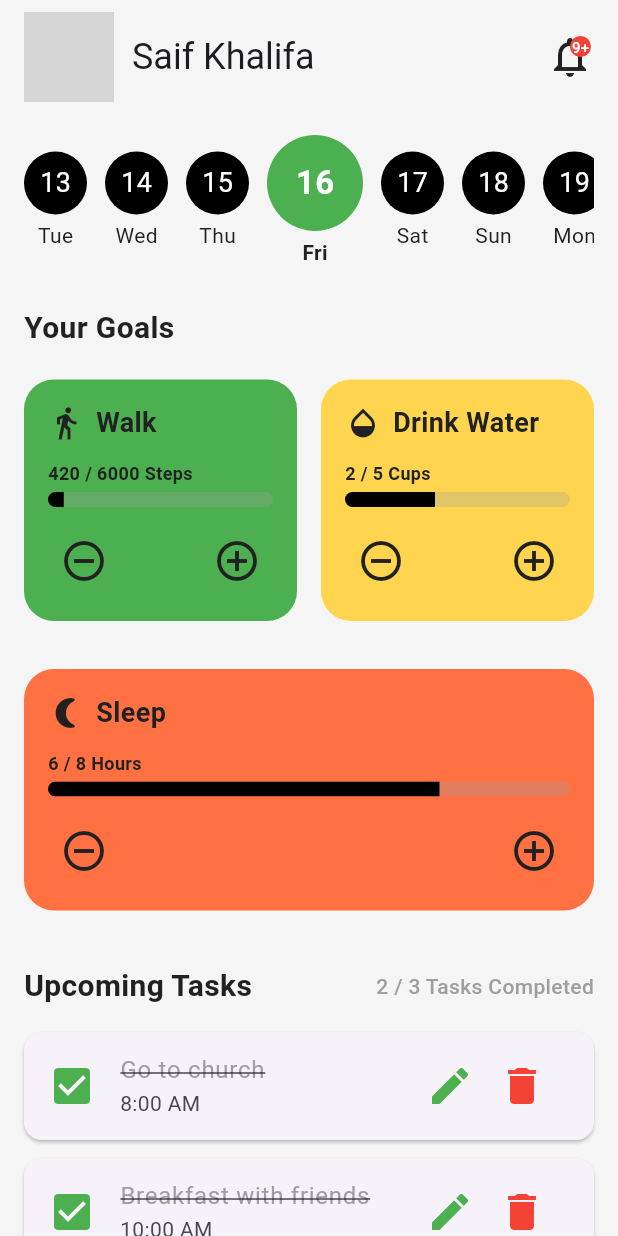
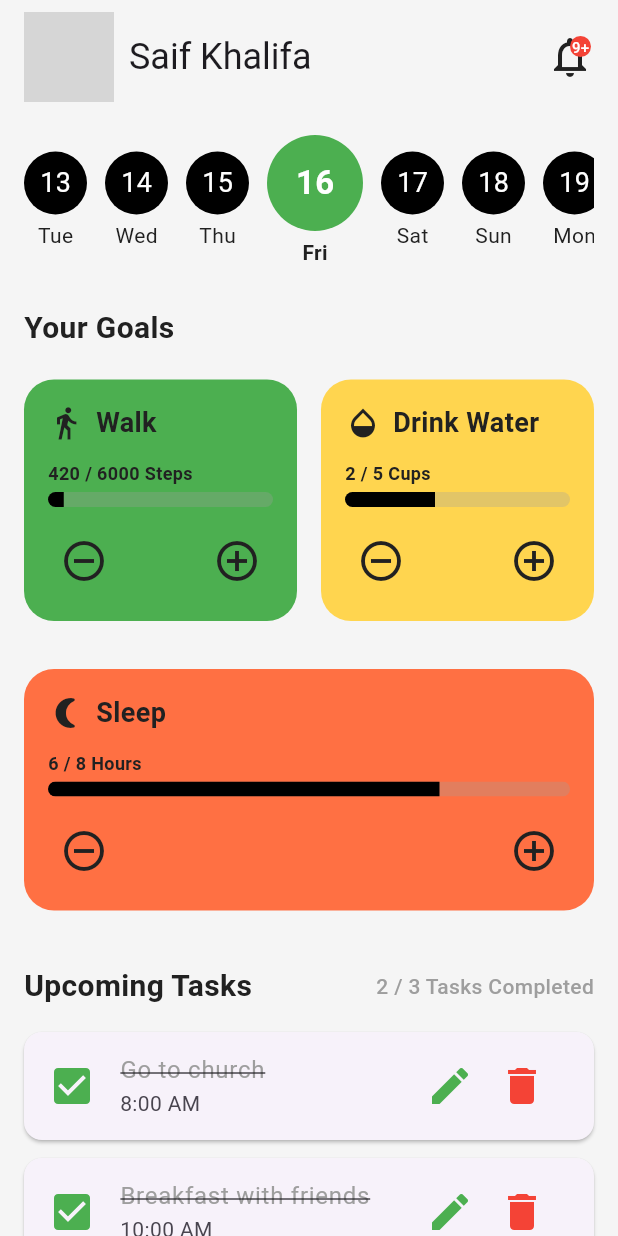
Before and after one commit to MomenRaddad/Mealy_App, a Flutter app: the HomeScreen screen opened directly, on a phone screen of 412 x 824 dp. Run offline on Flutter 3.47's test engine with Material 3 defaults, Android fonts, the phone set to English and light mode, and no system bars; our stand-ins replace cached_network_image, cloud_firestore, firebase_core, firebase_storage, fl_chart, image_picker and 1 more; accounts and stored records are empty; network calls fail; grey boxes are pictures that could not be loaded.

Commit message:
feat: update UI components in HomeScreen, DateSelector, GoalCard, and HeaderSection to use responsive sizing

```diff
--- a/lib/view/screens/user_screens/home/date_selector.dart
+++ b/lib/view/screens/user_screens/home/date_selector.dart
@@ -1,6 +1,7 @@
 import 'package:flutter/material.dart';
 import 'package:intl/intl.dart';
 import 'package:meal_app/core/colors.dart';
+import 'package:meal_app/utils/size_extensions.dart';
 
 class DateSelector extends StatefulWidget {
   const DateSelector({super.key});
@@ -31,11 +32,11 @@ class _DateSelectorState extends State<DateSelector> {
   @override
   Widget build(BuildContext context) {
     return SizedBox(
-      height: 100,
+      height: context.hp(100),
       child: ListView.builder(
         scrollDirection: Axis.horizontal,
         itemCount: next7Days.length,
-        padding: const EdgeInsets.only(right: 6), // 👈 right-only for peek
+        padding: EdgeInsets.only(right: context.wp(6)), // 👈 right-only for peek
         itemBuilder: (context, index) {
           final date = next7Days[index];
           final isSelected = index == selectedIndex;
@@ -46,20 +47,20 @@ class _DateSelectorState extends State<DateSelector> {
             child: Container(
               margin: EdgeInsets.only(
                 left: index == 0 ? 0 : 6,
-                right: 6,
+                right: context.wp(6),
               ),
               child: Column(
                 mainAxisAlignment: MainAxisAlignment.center,
                 children: [
                   Container(
-                    width: isSelected ? 64 : 42,
-                    height: isSelected ? 64 : 42,
+                    width: isSelected ? context.wp(64) : context.wp(42),
+                    height: isSelected ? context.hp(64) : context.hp(42),
                     decoration: BoxDecoration(
                       color: isSelected ? AppColors.primary : Colors.black,
                       shape: BoxShape.circle,
                       border: Border.all(
                         color: _isToday(date) && !isSelected ? AppColors.primary : Colors.transparent,
-                        width: 6,
+                        width: context.wp(6),
                       ),
                     ),
 
@@ -73,7 +74,7 @@ class _DateSelectorState extends State<DateSelector> {
                       ),
                     ),
                   ),
-                  const SizedBox(height: 4),
+                  SizedBox(height: context.hp(4)),
                   Text(
                     DateFormat('E').format(date),
                     style: TextStyle(
--- a/lib/view/screens/user_screens/home/goal_card.dart
+++ b/lib/view/screens/user_screens/home/goal_card.dart
@@ -1,4 +1,5 @@
 import 'package:flutter/material.dart';
+import 'package:meal_app/utils/size_extensions.dart';
 import 'package:meal_app/view/screens/user_screens/home/dialogs/edit_goal_dialog.dart';
 import '../../../../core/colors.dart';
 
@@ -70,7 +71,7 @@ class _GoalCardState extends State<GoalCard> {
             Row(
               children: [
                 Icon(widget.icon, color: AppColors.textPrimary, size: 24),
-                const SizedBox(width: 8),
+                SizedBox(width: context.wp(8)),
                 Text(
                   widget.title,
                   style: const TextStyle(
@@ -81,7 +82,7 @@ class _GoalCardState extends State<GoalCard> {
                 ),
               ],
             ),
-            const SizedBox(height: 12),
+            SizedBox(height: context.hp(12)),
 
             // Progress Text ABOVE the Progress Bar
             Column(
@@ -95,7 +96,7 @@ class _GoalCardState extends State<GoalCard> {
                     fontWeight: FontWeight.w600,
                   ),
                 ),
-                const SizedBox(height: 4),
+                SizedBox(height: context.hp(4)),
                 ClipRRect(
                   borderRadius: BorderRadius.circular(10),
                   child: LinearProgressIndicator(
@@ -107,7 +108,7 @@ class _GoalCardState extends State<GoalCard> {
                 ),
               ],
             ),
-            const SizedBox(height: 12),
+            SizedBox(height: context.hp(12)),
 
             // Buttons
             Row(
--- a/lib/view/screens/user_screens/home/header_section.dart
+++ b/lib/view/screens/user_screens/home/header_section.dart
@@ -1,5 +1,7 @@
 import 'package:flutter/material.dart';
 import 'package:meal_app/core/routes.dart';
+import 'package:meal_app/utils/navigation_utils.dart';
+import 'package:meal_app/utils/size_extensions.dart';
 import 'package:meal_app/view/screens/user_screens/home/reminders_screen.dart';
 import 'package:meal_app/view/screens/user_screens/profile/profile_screen.dart';
 
@@ -12,9 +14,9 @@ class HeaderSection extends StatelessWidget {
       children: [
         GestureDetector(
           onTap: () {
-            Navigator.of(context).push(
+            /* Navigator.of(context).push(
               MaterialPageRoute(builder: (_) => const ProfileScreen()),
-            );
+            ); */
           },
           child: Row(
             children: [
@@ -25,7 +27,7 @@ class HeaderSection extends StatelessWidget {
                   'https://encrypted-tbn0.gstatic.com/images?q=tbn:ANd9GcQ3WVOAQ-lryrrplK2pFjnXHmkS_ZSa-VI_rA&s',
                 ),
               ),
-              const SizedBox(width: 12),
+              SizedBox(width: context.wp(10)),
               Text(
                 "Saif Khalifa", // replace with dynamic username later
                 style: Theme.of(context).textTheme.headlineSmall,
@@ -36,14 +38,16 @@ class HeaderSection extends StatelessWidget {
         const Spacer(),
         GestureDetector(
           onTap: () {
-            Navigator.of(context).push(
+            //AppNavigator.pushWithoutNavBar(context, RemindersScreen());
+            //AppNavigator.pushWithFade(context, const RemindersScreen());
+            /* Navigator.of(context, rootNavigator: true).push(
               MaterialPageRoute(builder: (_) => const RemindersScreen()),
-            );
+            ); */
           },
           child: Stack(
             alignment: Alignment.topRight,
             children: [
-              Icon(Icons.notifications_none, size: 32, color: Theme.of(context).iconTheme.color),
+              Icon(Icons.notifications_none, size: context.hp(32), color: Theme.of(context).iconTheme.color),
               const Positioned(
                 right: 2,
                 top: 2,
--- a/lib/view/screens/user_screens/home/home_screen.dart
+++ b/lib/view/screens/user_screens/home/home_screen.dart
@@ -1,5 +1,10 @@
+/*
+ * TODO: Refactor the page to use ChangeNotifier.
+ */
+
 import 'package:flutter/material.dart';
 import 'package:meal_app/core/colors.dart';
+import 'package:meal_app/utils/size_extensions.dart';
 import 'package:meal_app/view/components/search_bar.dart';
 import 'package:meal_app/view/screens/user_screens/home/date_selector.dart';
 import 'package:meal_app/view/screens/user_screens/home/goal_card.dart';
@@ -46,10 +51,10 @@ class _HomeScreenState extends State<HomeScreen> {
             ),
             */
 
-            const SizedBox(height: 16),
+            SizedBox(height: context.hp(16)),
 
             const DateSelector(),
-            const SizedBox(height: 20),
+            SizedBox(height: context.hp(20)),
 
              // Placeholder for "Your Goals" section
             const Text(
@@ -57,8 +62,8 @@ class _HomeScreenState extends State<HomeScreen> {
               style: TextStyle(fontSize: 20, fontWeight: FontWeight.bold, color: AppColors.textPrimary),
             ),
 
-            const SizedBox(height: 10),
-            const SizedBox(height: 10),
+            SizedBox(height: context.hp(10)),
+            SizedBox(height: context.hp(10)),
 
             Row(
               children: const [
@@ -85,7 +90,7 @@ class _HomeScreenState extends State<HomeScreen> {
                 ),
               ],
             ),
-            const SizedBox(height: 16),
+            SizedBox(height: context.hp(16)),
             const GoalCard(
               backgroundColor: AppColors.accent1,
               icon: Icons.nightlight_round,
@@ -95,7 +100,7 @@ class _HomeScreenState extends State<HomeScreen> {
               unit: 'Hours',
             ),
 
-            const SizedBox(height: 20),
+            SizedBox(height: context.hp(20)),
             Row(
               mainAxisAlignment: MainAxisAlignment.spaceBetween,
               children: [
@@ -109,7 +114,7 @@ class _HomeScreenState extends State<HomeScreen> {
                 ),
               ],
             ),
-            const SizedBox(height: 10),
+            SizedBox(height: context.hp(10)),
 
             // Task List from state
             Column(
```
